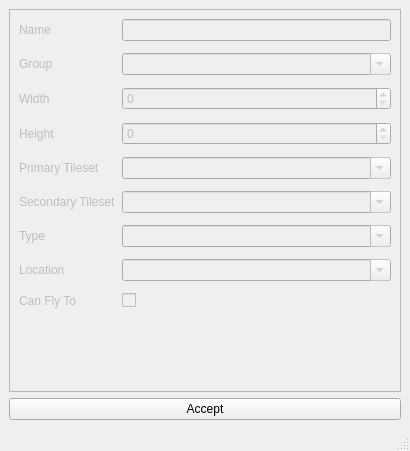
This is forms/newmappopup.ui in huderlem/porymap as Qt 5 draws it before an edit. The edited form follows.
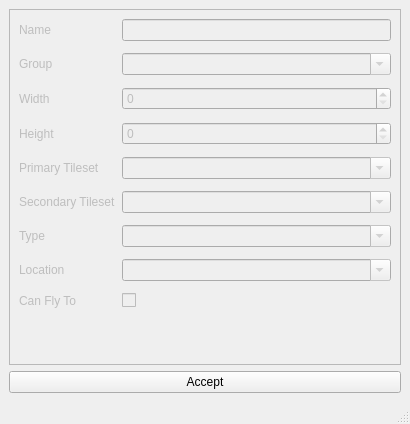
This is the edited form. Custom widgets are drawn as their Qt base class.

Commit message: fix newmappopup form size

```diff
--- a/forms/newmappopup.ui
+++ b/forms/newmappopup.ui
@@ -7,7 +7,7 @@
     <x>0</x>
     <y>0</y>
     <width>410</width>
-    <height>451</height>
+    <height>424</height>
    </rect>
   </property>
   <property name="windowTitle">
```
Left out of the diff: 2 changed lines with no effect on the pictures.
